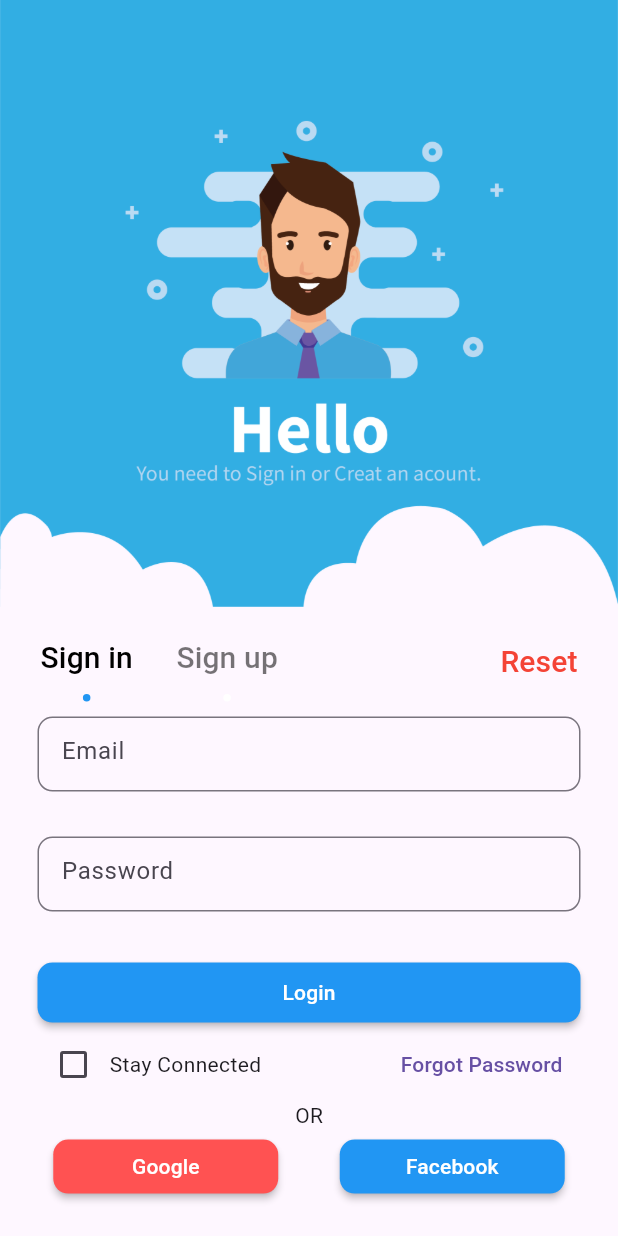
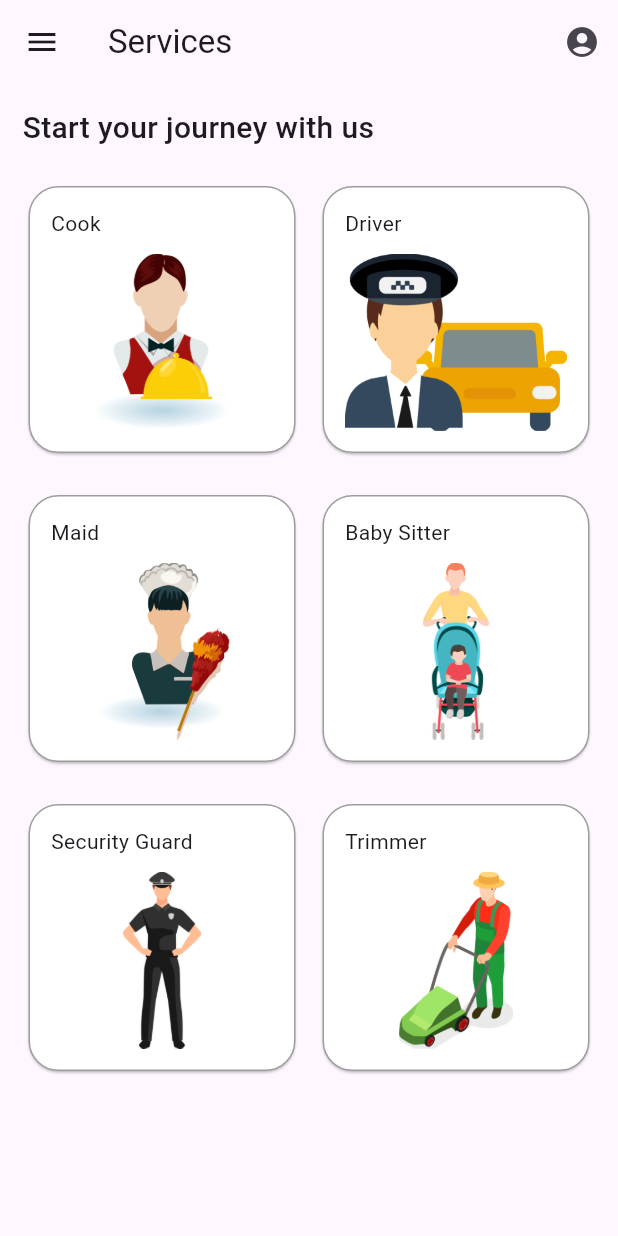
Before and after one commit to TalhaIL/HouseRent, a Flutter app: the screen it shows after launch, after a tap on "Login", on a phone screen of 412 x 824 dp. Run offline on Flutter 3.47's test engine with Material 2 defaults, Android fonts, the phone set to English and light mode, and no system bars; our stand-ins replace get, image_picker.

Commit message:
Done some important changes

```diff
--- a/lib/Controllers/auth_controller.dart
+++ b/lib/Controllers/auth_controller.dart
@@ -11,6 +11,7 @@ class AuthController extends GetxController {
   RxBool isLoginPage = true.obs;
 
   login() {
+    Get.toNamed('/homeScreen');
     log('LoggedIN');
   }
 
--- /dev/null
+++ b/lib/Controllers/home_controller.dart
@@ -0,0 +1,14 @@
+import 'package:get/get.dart';
+import 'package:house_rent/Models/services_model.dart';
+import 'package:house_rent/Resources/Assets/image_assets.dart';
+
+class HomeController extends GetxController {
+  final List<Service> servicesList = [
+    Service(name: 'Cook', image: ImageAssets.cookImage),
+    Service(name: 'Driver', image: ImageAssets.driverImage),
+    Service(name: 'Maid', image: ImageAssets.maidImage),
+    Service(name: 'Baby Sitter', image: ImageAssets.babySitterImage),
+    Service(name: 'Security Guard', image: ImageAssets.securityGuard),
+    Service(name: 'Trimmer', image: ImageAssets.trimmer)
+  ];
+}
--- /dev/null
+++ b/lib/Models/services_model.dart
@@ -0,0 +1,32 @@
+class Service {
+  final String image;
+  final String name;
+  // final List<Individual> individuals;
+
+  Service({
+    required this.image,
+    // required this.individuals,
+    required this.name,
+  });
+}
+
+class Individual {
+  final String profile;
+  final String name;
+  final String gender;
+  final String email;
+  final List<IndividualDetail> details;
+
+  Individual(
+      {required this.profile,
+      required this.name,
+      required this.gender,
+      required this.email,
+      required this.details});
+}
+
+class IndividualDetail {
+  final String age;
+
+  IndividualDetail({required this.age});
+}
--- a/lib/Resources/Assets/image_assets.dart
+++ b/lib/Resources/Assets/image_assets.dart
@@ -1,4 +1,10 @@
 class ImageAssets {
   static const String loginImage = 'assets/images/loginscreen.png';
   static const String signupImage = 'assets/images/signupscreen.png';
+  static const String cookImage = 'assets/images/services/1.png';
+  static const String driverImage = 'assets/images/services/2.png';
+  static const String maidImage = 'assets/images/services/3.png';
+  static const String babySitterImage = 'assets/images/services/4.png';
+  static const String securityGuard = 'assets/images/services/5.png';
+  static const String trimmer = 'assets/images/services/6.png';
 }
--- a/lib/Resources/Routes/routes.dart
+++ b/lib/Resources/Routes/routes.dart
@@ -2,6 +2,8 @@ import 'package:get/get.dart';
 import 'package:house_rent/Resources/Routes/routes_name.dart';
 import 'package:house_rent/Views/auth_screen.dart';
 import 'package:house_rent/Views/forgot_password_screen.dart';
+import 'package:house_rent/Views/home_screen.dart';
+import 'package:house_rent/Views/profile_screen.dart';
 import 'package:house_rent/Views/splash_screen.dart';
 
 class AppRoute {
@@ -24,5 +26,17 @@ class AppRoute {
           transitionDuration: const Duration(milliseconds: 250),
           transition: Transition.leftToRight,
         ),
+        GetPage(
+          name: RouteName.homeScreen,
+          page: () => HomeScreen(),
+          transitionDuration: const Duration(milliseconds: 250),
+          transition: Transition.fadeIn,
+        ),
+        GetPage(
+          name: RouteName.profileScreen,
+          page: () => ProfileScreen(),
+          transitionDuration: const Duration(milliseconds: 250),
+          transition: Transition.fadeIn,
+        ),
       ];
 }
--- a/lib/Resources/Routes/routes_name.dart
+++ b/lib/Resources/Routes/routes_name.dart
@@ -2,4 +2,6 @@ class RouteName {
   static const String splashScreen = '/splashscreen';
   static const String authScreen = '/authscreen';
   static const String forgotPasswordScreen = '/forgotPasswordScreen';
+  static const String homeScreen = '/homeScreen';
+  static const String profileScreen = '/profileScreen';
 }
--- /dev/null
+++ b/lib/Resources/Widgets/custom_button.dart
@@ -0,0 +1,27 @@
+import 'package:flutter/material.dart';
+import 'package:get/get.dart';
+import 'package:house_rent/Resources/Colors/app_colors.dart';
+import 'package:house_rent/Utils/app_layout.dart';
+
+class CustomButton extends StatelessWidget {
+  final String text;
+  final VoidCallback onPress;
+  const CustomButton({super.key, required this.text, required this.onPress});
+
+  @override
+  Widget build(BuildContext context) {
+    return MaterialButton(
+      height: Applayout.getHeight(40),
+      shape: RoundedRectangleBorder(
+        borderRadius: BorderRadius.circular(10),
+      ),
+      color: AppColor.appColor,
+      minWidth: Get.width,
+      onPressed: onPress,
+      child: Text(
+        text,
+        style: const TextStyle(color: Colors.white),
+      ),
+    );
+  }
+}
--- /dev/null
+++ b/lib/Resources/Widgets/custom_textfield.dart
@@ -0,0 +1,32 @@
+import 'package:flutter/material.dart';
+import 'package:house_rent/Utils/app_layout.dart';
+
+class CustomTextField extends StatelessWidget {
+  final double? height;
+  final int? maxLines;
+  final TextEditingController? controller;
+  final String text;
+  const CustomTextField(
+      {super.key,
+      required this.text,
+      this.controller,
+      this.height,
+      this.maxLines});
+
+  @override
+  Widget build(BuildContext context) {
+    return SizedBox(
+      height: Applayout.getHeight(height ?? 50.0),
+      child: TextField(
+        controller: controller,
+        decoration: InputDecoration(
+          hintText: text,
+          border: OutlineInputBorder(
+            borderRadius: BorderRadius.circular(10),
+          ),
+        ),
+        maxLines: maxLines ?? 1,
+      ),
+    );
+  }
+}
--- a/lib/Views/auth_screen.dart
+++ b/lib/Views/auth_screen.dart
@@ -2,7 +2,8 @@ import 'package:flutter/material.dart';
 import 'package:get/get.dart';
 import 'package:house_rent/Controllers/auth_controller.dart';
 import 'package:house_rent/Resources/Assets/image_assets.dart';
-import 'package:house_rent/Resources/Colors/app_colors.dart';
+import 'package:house_rent/Resources/Widgets/custom_button.dart';
+import 'package:house_rent/Resources/Widgets/custom_textfield.dart';
 import 'package:house_rent/Utils/app_layout.dart';
 
 class AuthScreen extends StatelessWidget {
@@ -127,7 +128,7 @@ class AuthScreen extends StatelessWidget {
                           height: 30,
                         ),
                         if (!controller.isLoginPage.value) ...list,
-                        authButton(
+                        CustomButton(
                             onPress: controller.isLoginPage.value
                                 ? controller.login
                                 : controller.signedUp,
@@ -158,7 +159,6 @@ class AuthScreen extends StatelessWidget {
                               ),
                               TextButton(
                                 onPressed: () {
-                                  // Get.to(const ForgotPasswordScreen());
                                   Get.toNamed('/forgotPasswordScreen');
                                 },
                                 child: const Text('Forgot Password'),
@@ -208,23 +208,6 @@ class AuthScreen extends StatelessWidget {
     );
   }
 
-  MaterialButton authButton(
-      {required Function()? onPress, required String text}) {
-    return MaterialButton(
-      height: Applayout.getHeight(40),
-      shape: RoundedRectangleBorder(
-        borderRadius: BorderRadius.circular(10),
-      ),
-      color: AppColor.appColor,
-      minWidth: Get.width,
-      onPressed: onPress,
-      child: Text(
-        text,
-        style: const TextStyle(color: Colors.white),
-      ),
-    );
-  }
-
   MaterialButton signInWithSocials(
       {required Color color, required String text}) {
     return MaterialButton(
@@ -241,25 +224,3 @@ class AuthScreen extends StatelessWidget {
     );
   }
 }
-
-class CustomTextField extends StatelessWidget {
-  final TextEditingController? controller;
-  final String text;
-  const CustomTextField({super.key, required this.text, this.controller});
-
-  @override
-  Widget build(BuildContext context) {
-    return SizedBox(
-      height: Applayout.getHeight(50),
-      child: TextField(
-        controller: controller,
-        decoration: InputDecoration(
-          hintText: text,
-          border: OutlineInputBorder(
-            borderRadius: BorderRadius.circular(10),
-          ),
-        ),
-      ),
-    );
-  }
-}
--- a/lib/Views/forgot_password_screen.dart
+++ b/lib/Views/forgot_password_screen.dart
@@ -1,7 +1,7 @@
 import 'package:flutter/material.dart';
 import 'package:get/get.dart';
+import 'package:house_rent/Resources/Widgets/custom_textfield.dart';
 import 'package:house_rent/Utils/app_layout.dart';
-import 'package:house_rent/Views/auth_screen.dart';
 
 class ForgotPasswordScreen extends StatelessWidget {
   const ForgotPasswordScreen({super.key});
--- /dev/null
+++ b/lib/Views/home_screen.dart
@@ -0,0 +1,119 @@
+import 'package:flutter/material.dart';
+import 'package:get/get.dart';
+import 'package:house_rent/Controllers/home_controller.dart';
+import 'package:house_rent/Utils/app_layout.dart';
+
+class HomeScreen extends StatelessWidget {
+  HomeScreen({super.key});
+  final controller = Get.put(HomeController());
+  @override
+  Widget build(BuildContext context) {
+    return Scaffold(
+      appBar: AppBar(
+        title: const Text('Services'),
+        actions: [
+          IconButton(
+            onPressed: () {
+              Get.toNamed('/profileScreen');
+            },
+            icon: const Icon(Icons.account_circle),
+          )
+        ],
+      ),
+      drawer: Drawer(
+        shape: const RoundedRectangleBorder(
+          borderRadius: BorderRadius.only(
+            topRight: Radius.circular(40),
+            bottomRight: Radius.circular(40),
+          ),
+        ),
+        child: Padding(
+          padding: const EdgeInsets.symmetric(vertical: 30.0, horizontal: 10),
+          child: ListView(
+            children: const [
+              ListTile(
+                leading: Icon(Icons.account_box),
+                title: Text('Profile'),
+              ),
+              Divider(),
+              ListTile(
+                leading: Icon(Icons.message),
+                title: Text('Inbox'),
+              ),
+              Divider(),
+              ListTile(
+                leading: Icon(Icons.settings),
+                title: Text('Setting'),
+              ),
+              Divider(),
+              ListTile(
+                leading: Icon(Icons.feedback),
+                title: Text('Feedback'),
+              ),
+              Divider(),
+              ListTile(
+                leading: Icon(Icons.help),
+                title: Text('Help'),
+              )
+            ],
+          ),
+        ),
+      ),
+      body: Padding(
+        padding: const EdgeInsets.all(15.0),
+        child: Column(
+          crossAxisAlignment: CrossAxisAlignment.start,
+          children: [
+            const Text(
+              'Start your journey with us',
+              style: TextStyle(fontSize: 20, fontWeight: FontWeight.w500),
+            ),
+            Applayout.sizedBoxheight(20),
+            Expanded(
+              child: GridView.builder(
+                gridDelegate: const SliverGridDelegateWithFixedCrossAxisCount(
+                    crossAxisCount: 2,
+                    mainAxisSpacing: 20,
+                    crossAxisSpacing: 10),
+                itemCount: controller.servicesList.length,
+                itemBuilder: ((BuildContext context, int index) => Card(
+                      borderOnForeground: true,
+                      elevation: 0.7,
+                      shape: RoundedRectangleBorder(
+                        side: const BorderSide(color: Colors.black38),
+                        borderRadius: BorderRadius.circular(20),
+                      ),
+                      color: Colors.white,
+                      child: Padding(
+                        padding: const EdgeInsets.all(15.0),
+                        child: Column(
+                          children: [
+                            Row(
+                              mainAxisAlignment: MainAxisAlignment.start,
+                              children: [
+                                Text(
+                                  controller.servicesList[index].name,
+                                  textAlign: TextAlign.left,
+                                ),
+                              ],
+                            ),
+                            Applayout.sizedBoxheight(10),
+                            Expanded(
+                              child: Image(
+                                image: AssetImage(
+                                  controller.servicesList[index].image,
+                                ),
+                              ),
+                            )
+                          ],
+                        ),
+                      ),
+                    )),
+              ),
+            )
+          ],
+        ),
+      ),
+    );
+  }
+}
--- a/pubspec.yaml
+++ b/pubspec.yaml
@@ -37,6 +37,8 @@ dependencies:
   cupertino_icons: ^1.0.2
   get: ^4.6.5
   sizer: ^2.0.15
+  image_picker: ^1.0.4
+  image: ^4.1.3
 
 dev_dependencies:
   flutter_test:
@@ -64,6 +66,7 @@ flutter:
   assets:
     - assets/icons/
     - assets/images/
+    - assets/images/services/
   #   - images/a_dot_ham.jpeg
 
   # An image asset can refer to one or more resolution-specific "variants", see
```
Also changed, not shown: lib/Controllers/profile_controller.dart (added, +15 -0 lines), lib/Views/profile_screen.dart (added, +104 -0 lines), assets/images/services/1.png (added), assets/images/services/2.png (added), assets/images/services/3.png (added), assets/images/services/4.png (added), assets/images/services/5.png (added), assets/images/services/6.png (added), pubspec.lock, 6 other files.
